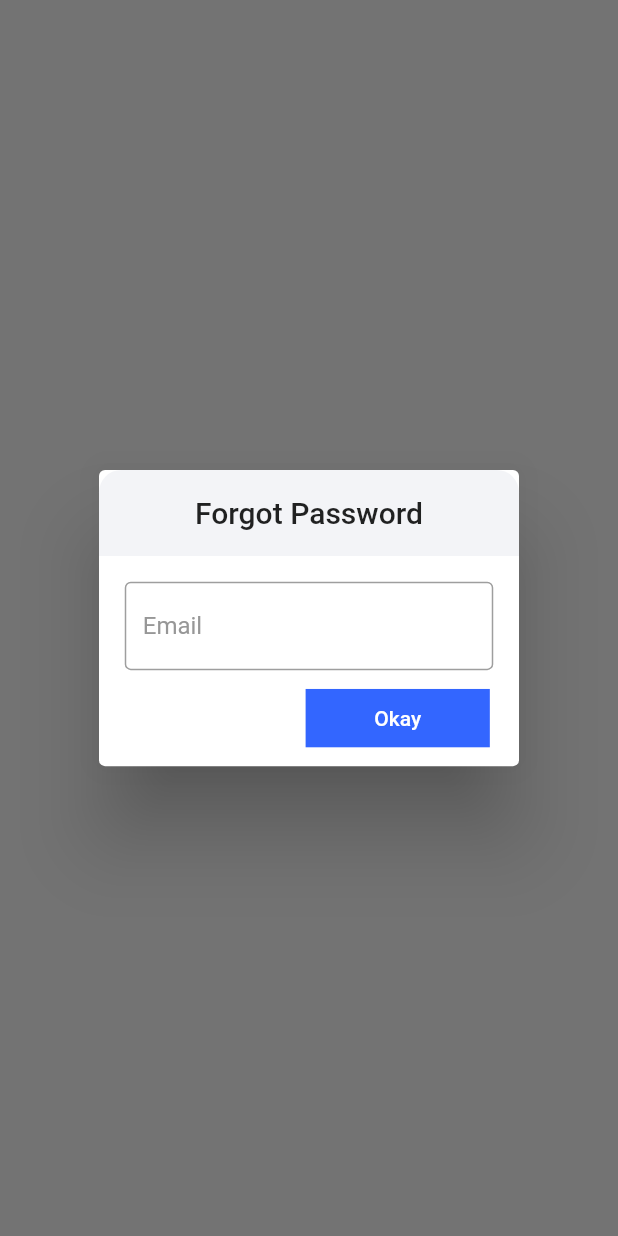
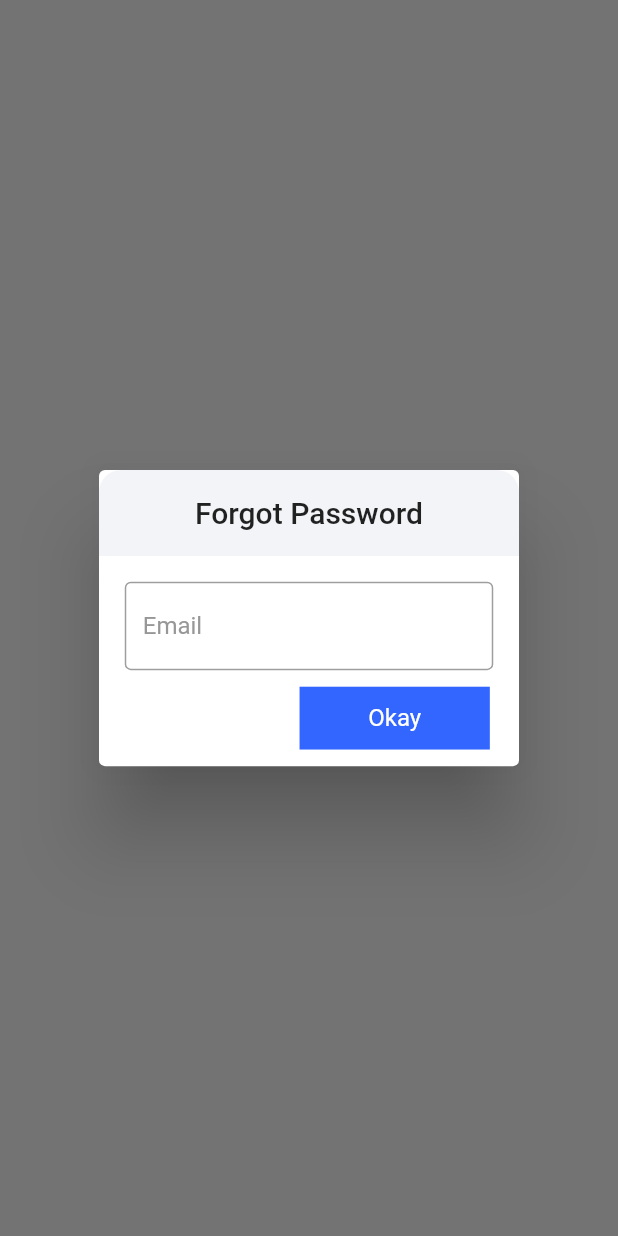
Before and after one commit to mdgspace/codephile-mobile, a Flutter app: what showForgotPasswordDialog() shows on an empty page, opened directly, on a phone screen of 412 x 824 dp. Run offline on Flutter 3.47's test engine with Material 2 defaults, Android fonts, the phone set to English and light mode, and no system bars; our stand-ins replace bloc, dio, equatable, firebase_core, firebase_crashlytics, firebase_messaging and 9 more; accounts and stored records are empty; generated files the repository leaves out were written again; statements that could not run were skipped.

Commit message:
docs: Add docs for `LoginScreen` and `LoginBloc`.

```diff
--- a/lib/data/services/remote/api_service.dart
+++ b/lib/data/services/remote/api_service.dart
@@ -123,6 +123,7 @@ class ApiService {
     headers.addAll({'authorization': utils.authToken});
   }
 
+  /// Strict validation. Used after authentication.
   static bool _validateStrict(int? status) {
     if (status == 401) {
       utils.clearAuthToken();
@@ -131,6 +132,7 @@ class ApiService {
     return status! < 500;
   }
 
+  /// Looser validation. Used before authentication.
   static bool _validateLoose(int? status) {
     return status! < 500;
   }
--- a/lib/domain/repositories/user_repository.dart
+++ b/lib/domain/repositories/user_repository.dart
@@ -53,6 +53,7 @@ class UserRepository {
     return null;
   }
 
+  /// Logs in the user.
   static Future<String?> login({
     required String username,
     required String password,
@@ -76,7 +77,6 @@ class UserRepository {
           shouldPersist: rememberMe,
         );
         StorageService.user = await fetchUserDetails();
-
         return 'Success';
       case 401:
         return 'Unauthorized';
@@ -110,6 +110,7 @@ class UserRepository {
     return response['status_code'] == 200;
   }
 
+  /// Requests a password reset.
   static Future<bool?> resetPassword(String email) async {
     const endpoint = 'user/password-reset-email';
 
--- /dev/null
+++ b/lib/presentation/components/inputs/text_input.dart
@@ -0,0 +1,62 @@
+import 'package:flutter/material.dart';
+
+import '../../../data/constants/colors.dart';
+import '../../../data/constants/styles.dart';
+
+/// App-wide common customization of [TextFormField].
+class TextInput extends StatelessWidget {
+  /// App-wide common customization of [TextFormField].
+  const TextInput({
+    required this.hint,
+    this.action = TextInputAction.next,
+    this.controller,
+    this.initialValue = '',
+    this.keyboard,
+    this.maxLines = 1,
+    this.obscureText = false,
+    this.onChanged,
+    this.prefix,
+    Key? key,
+  })  : assert(
+          controller != null || onChanged != null,
+          'Both controller and onChanged cannot be null',
+        ),
+        super(key: key);
+
+  final bool obscureText;
+  final int maxLines;
+  final String initialValue;
+  final String hint;
+  final Function(String)? onChanged;
+  final TextInputAction action;
+  final TextInputType? keyboard;
+  final TextEditingController? controller;
+  final Widget? prefix;
+
+  @override
+  Widget build(BuildContext context) {
+    return TextFormField(
+      controller: controller,
+      decoration: InputDecoration(
+        hintText: hint,
+        hintStyle: AppStyles.h6,
+        prefixIcon: prefix,
+        border: const OutlineInputBorder(
+          borderSide: BorderSide(color: AppColors.primary),
+        ),
+        focusedBorder: const OutlineInputBorder(
+          borderSide: BorderSide(
+            color: AppColors.primary,
+            width: 1.5,
+          ),
+        ),
+      ),
+      initialValue: controller == null ? initialValue : null,
+      keyboardType: keyboard,
+      maxLines: maxLines,
+      onChanged: onChanged,
+      style: AppStyles.h6.copyWith(color: AppColors.grey3),
+      textInputAction: action,
+    );
+  }
+}
--- a/lib/presentation/login/login_screen.dart
+++ b/lib/presentation/login/login_screen.dart
@@ -6,7 +6,9 @@ import '../../data/constants/styles.dart';
 import 'bloc/login_bloc.dart';
 import 'widgets/login_widgets.dart';
 
+/// The login screen widget.
 class LoginScreen extends StatelessWidget {
+  /// The login screen widget.
   const LoginScreen({Key? key}) : super(key: key);
 
   @override
--- a/lib/presentation/login/widgets/background_decoration.dart
+++ b/lib/presentation/login/widgets/background_decoration.dart
@@ -1,6 +1,8 @@
 part of 'login_widgets.dart';
 
+/// Wrapper that adds a circle and triangle behind its [child].
 class BackgroundDecoration extends StatelessWidget {
+  /// Wrapper that adds a circle and triangle behind its [child].
   const BackgroundDecoration({required this.child, Key? key}) : super(key: key);
 
   final Widget child;
--- a/lib/presentation/login/widgets/dialog_and_toast_wrapper.dart
+++ b/lib/presentation/login/widgets/dialog_and_toast_wrapper.dart
@@ -1,6 +1,8 @@
 part of 'login_widgets.dart';
 
+/// Wrapper that listens to the [LoginBloc] provided and reacts with dialogs and toasts.
 class DialogAndToastWrapper extends StatelessWidget {
+  /// Wrapper that listens to the [LoginBloc] provided and reacts with dialogs and toasts.
   const DialogAndToastWrapper({
     required this.child,
     Key? key,
@@ -19,7 +21,7 @@ class DialogAndToastWrapper extends StatelessWidget {
 
         // Toast
         if (state.status is Error) {
-          final message = (state.status as Error).message;
+          final message = (state.status as Error).errorMessage;
           if (message.isNotEmpty) {
             Fluttertoast.showToast(msg: message);
           }
--- a/lib/presentation/login/widgets/forgot_password_button.dart
+++ b/lib/presentation/login/widgets/forgot_password_button.dart
@@ -1,6 +1,8 @@
 part of 'login_widgets.dart';
 
+/// Button component that opens a dialog using [showForgotPasswordDialog].
 class ForgotPasswordButton extends StatelessWidget {
+  /// Button component that opens a dialog using [showForgotPasswordDialog].
   const ForgotPasswordButton({Key? key}) : super(key: key);
 
   @override
@@ -11,7 +13,7 @@ class ForgotPasswordButton extends StatelessWidget {
         style: AppStyles.h6.copyWith(color: AppColors.primary),
         recognizer: TapGestureRecognizer()
           ..onTap = () {
-            // FocusScope.of(context).requestFocus();
+            FocusScope.of(context).requestFocus();
             context.read<LoginBloc>().add(const ToggleDialog());
           },
       ),
@@ -20,6 +22,7 @@ class ForgotPasswordButton extends StatelessWidget {
   }
 }
 
+/// Dialog component that takes an email id to send a reset password link to.
 void showForgotPasswordDialog(BuildContext context) async {
   final controller = TextEditingController();
 
@@ -44,21 +47,10 @@ void showForgotPasswordDialog(BuildContext context) async {
       contentPadding: EdgeInsets.zero,
       content: Padding(
         padding: EdgeInsets.fromLTRB(15.r, 15.r, 15.r, 0),
-        child: TextFormField(
-          style: AppStyles.h6.copyWith(color: AppColors.grey3),
-          decoration: InputDecoration(
-            hintText: 'Email',
-            hintStyle: AppStyles.h6,
-            border: const OutlineInputBorder(),
-            focusedBorder: const OutlineInputBorder(
-              borderSide: BorderSide(
-                color: AppColors.primary,
-                width: 1.5,
-              ),
-            ),
-          ),
-          keyboardType: TextInputType.emailAddress,
+        child: TextInput(
           controller: controller,
+          hint: 'Email',
+          keyboard: TextInputType.emailAddress,
         ),
       ),
       actions: <Widget>[
@@ -72,9 +64,9 @@ void showForgotPasswordDialog(BuildContext context) async {
           child: Container(
             color: AppColors.primary,
             padding: EdgeInsets.symmetric(horizontal: 40.r, vertical: 10.r),
-            child: const Text(
+            child: Text(
               'Okay',
-              style: TextStyle(color: Colors.white),
+              style: AppStyles.h6.copyWith(color: AppColors.white),
             ),
           ),
         ),
--- a/lib/presentation/login/widgets/login_button.dart
+++ b/lib/presentation/login/widgets/login_button.dart
@@ -1,10 +1,14 @@
 part of 'login_widgets.dart';
 
+/// The login button.
 class LoginButton extends StatelessWidget {
+  /// The login button.
   const LoginButton({Key? key}) : super(key: key);
 
   @override
   Widget build(BuildContext context) {
+    // [BlocSelector] is not used because widget depends on both
+    // [state.isFormFilled()] and [state.isLoginButtonActive()].
     return BlocBuilder<LoginBloc, LoginState>(
       builder: (context, state) {
         return TextButton(
--- a/lib/presentation/login/widgets/login_widgets.dart
+++ b/lib/presentation/login/widgets/login_widgets.dart
@@ -11,6 +11,7 @@ import '../../../data/constants/colors.dart';
 import '../../../data/constants/routes.dart';
 import '../../../data/constants/styles.dart';
 import '../../../domain/models/status.dart';
+import '../../components/inputs/text_input.dart';
 import '../bloc/login_bloc.dart';
 
 part 'background_decoration.dart';
@@ -20,3 +21,5 @@ part 'login_button.dart';
 part 'remember_me_button.dart';
 part 'signup_redirect_button.dart';
 part 'text_fields.dart';
+
+/// Contains all components required by [LoginScreen] as `part`s for easy importing.
--- a/lib/presentation/login/widgets/signup_redirect_button.dart
+++ b/lib/presentation/login/widgets/signup_redirect_button.dart
@@ -1,6 +1,8 @@
 part of 'login_widgets.dart';
 
+/// Button component that navigates to [AppRoutes.signUp].
 class SignUpRedirectButton extends StatelessWidget {
+  /// Button component that navigates to [AppRoutes.signUp].
   const SignUpRedirectButton({Key? key}) : super(key: key);
 
   @override
```
Also changed, not shown: lib/domain/models/status.dart (+8 -1 lines), lib/presentation/login/bloc/login_bloc.dart (+7 -1 lines), lib/presentation/login/bloc/login_event.dart (+15 -0 lines), lib/presentation/login/bloc/login_state.dart (+23 -3 lines), lib/presentation/login/widgets/remember_me_button.dart (+8 -3 lines), lib/presentation/login/widgets/text_fields.dart (+20 -44 lines), 2 other files.
